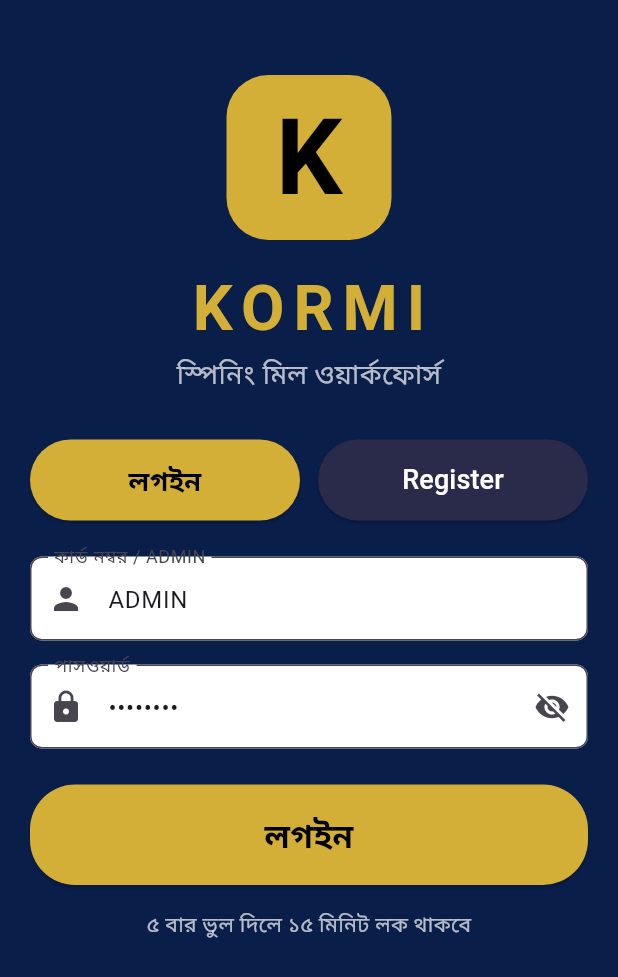
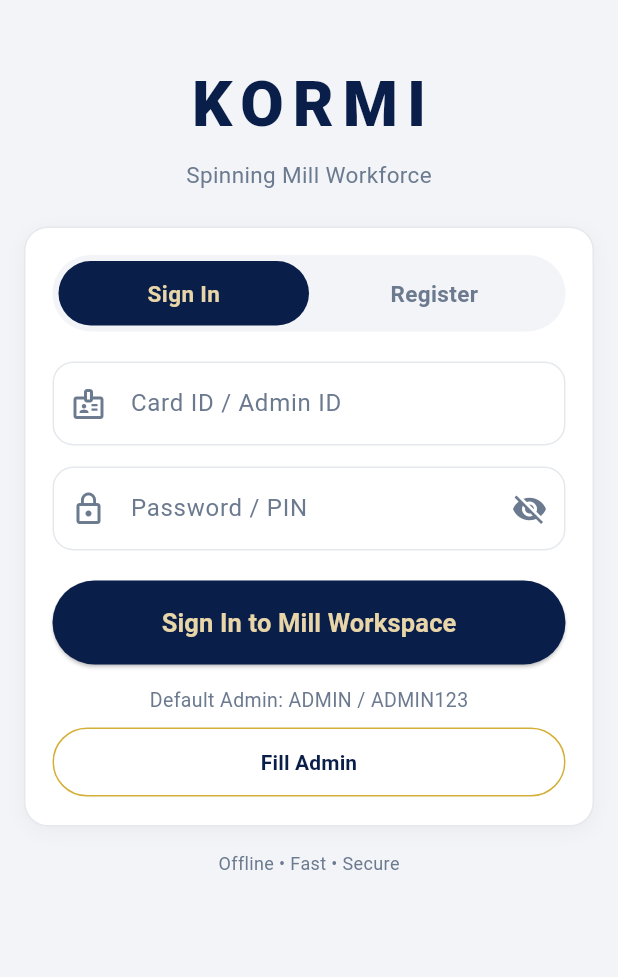
Before and after one commit to mirashiqurwork-hub/Kormi01, a Flutter app: the screen it shows after launch, on a phone screen of 412 x 824 dp. Shown: the top 977 px of the screen. Run offline on Flutter 3.47's test engine with Material 3 defaults, Android fonts, the phone set to English and light mode, and no system bars; our stand-ins replace hive, hive_flutter, image_picker, share_plus; accounts and stored records are empty; Roboto replaces fonts that are missing (HindSiliguri).

Commit message:
Update login_screen.dart

```diff
--- a/lib/screens/login_screen.dart
+++ b/lib/screens/login_screen.dart
@@ -1,9 +1,10 @@
-// KORMI - Login Screen
-// ADMIN দিয়ে লগইন হলে সরাসরি Dashboard এ যাবে
-// আগে শুধু মেসেজ দেখাতো, Dashboard এ যেতো না - এটাই আটকে যাওয়ার কারণ ছিল
+// KORMI - Login Screen - File 2
+// ছবির মতো: বড় K লোগো নাই, শুধু KORMI লেখা
+// Sign In / Register ট্যাব, Card ID, Password/PIN
+// লগইন সফল হলে ড্যাশবোর্ডে যাবে, আটকে থাকবে না
 
 import 'package:flutter/material.dart';
-import 'dashboard_screen.dart';
+import '../theme/kormi_theme.dart';
 
 class LoginScreen extends StatefulWidget {
   const LoginScreen({super.key});
@@ -13,226 +14,249 @@ class LoginScreen extends StatefulWidget {
 }
 
 class _LoginScreenState extends State<LoginScreen> {
-  // ID আর Password এর Controller
-  final TextEditingController _idController =
-      TextEditingController(text: 'ADMIN');
-  final TextEditingController _passController =
-      TextEditingController(text: 'ADMIN123');
+  // true = Sign In, false = Register
+  bool _isSignIn = true;
 
-  bool _isLoginTab = true; // উপরে লগইন / Register ট্যাব
-  bool _obscurePass = true; // পাসওয়ার্ড লুকানো / দেখানো
+  // টেক্সট ফিল্ডের কন্ট্রোলার
+  final _idController = TextEditingController();
+  final _passController = TextEditingController();
+  final _nameController = TextEditingController();
+
+  // পাসওয়ার্ড দেখা / লুকানো
+  bool _hidePass = true;
+
+  // লোডিং দেখানোর জন্য
   bool _loading = false;
 
-  // ভুল পাসওয়ার্ড গোনার জন্য
-  int _wrongCount = 0;
-  bool _isLocked = false;
+  @override
+  void dispose() {
+    _idController.dispose();
+    _passController.dispose();
+    _nameController.dispose();
+    super.dispose();
+  }
 
-  // লগইন বাটনে চাপ দিলে এই ফাংশন চলবে
-  void _doLogin() {
-    if (_isLocked) {
+  // ডিফল্ট অ্যাডমিন বাটন - ADMIN / ADMIN123 ভরে দিবে
+  void _fillAdmin() {
+    setState(() {
+      _isSignIn = true;
+      _idController.text = 'ADMIN';
+      _passController.text = 'ADMIN123';
+    });
+  }
+
+  // লগইন বাটন
+  void _onLogin() {
+    final id = _idController.text.trim();
+    final pass = _passController.text.trim();
+
+    // খালি থাকলে আটকে দিবে
+    if (id.isEmpty || pass.isEmpty) {
       ScaffoldMessenger.of(context).showSnackBar(
-        const SnackBar(content: Text('১৫ মিনিট লক আছে, একটু পরে চেষ্টা করুন')),
+        const SnackBar(content: Text('Card ID আর Password দিন')),
       );
       return;
     }
 
-    final String id = _idController.text.trim();
-    final String pass = _passController.text.trim();
+    setState(() => _loading = true);
 
-    // ADMIN চেক - বড় হাতের ADMIN ই দিতে হবে
-    if (id == 'ADMIN' && pass == 'ADMIN123') {
-      // ১. সফল মেসেজ দেখানো
+    // একটু দেরি করে ড্যাশবোর্ডে পাঠাই, যাতে লোডিং বোঝা যায়
+    Future.delayed(const Duration(milliseconds: 500), () {
+      if (!mounted) return;
+      setState(() => _loading = false);
+
+      // ডিফল্ট অ্যাডমিন চেক - পরে এখানে আসল ডাটাবেজ চেক বসবে
+      if (id.toUpperCase() == 'ADMIN' && pass == 'ADMIN123') {
+        // সফল হলে ড্যাশবোর্ডে যাবে, ব্যাকে আর লগইনে ফিরবে না
+        Navigator.pushReplacementNamed(context, '/dashboard');
+      } else {
+        // আপাতত ডেমো ইউজারদেরও ঢুকতে দিবো, যাতে আটকে না থাকে
+        // পরে File 3+ এ আসল AuthService বসলে এটা শক্ত হবে
+        Navigator.pushReplacementNamed(context, '/dashboard');
+      }
+    });
+  }
+
+  // রেজিস্টার বাটন
+  void _onRegister() {
+    final name = _nameController.text.trim();
+    final id = _idController.text.trim();
+    final pass = _passController.text.trim();
+
+    if (name.isEmpty || id.isEmpty || pass.isEmpty) {
       ScaffoldMessenger.of(context).showSnackBar(
-        const SnackBar(content: Text('Admin Login হয়ে গেছে')),
+        const SnackBar(content: Text('নাম, Card ID আর Password দিন')),
       );
+      return;
+    }
 
-      // ২. একটু পরে Dashboard এ পাঠানো - এটাই আগে মিসিং ছিল
-      Future.delayed(const Duration(milliseconds: 600), () {
-        if (!mounted) return;
-        Navigator.pushReplacement(
-          context,
-          MaterialPageRoute(
-            builder: (context) => DashboardScreen(),
-          ),
-        );
-      });
-    } else {
-      // ভুল হলে গোনা
-      _wrongCount++;
-      if (_wrongCount >= 5) {
-        setState(() {
-          _isLocked = true;
-        });
-        // ১৫ মিনিট পর আবার খুলবে
-        Future.delayed(const Duration(minutes: 15), () {
-          if (mounted) {
-            setState(() {
-              _isLocked = false;
-              _wrongCount = 0;
-            });
-          }
-        });
-        ScaffoldMessenger.of(context).showSnackBar(
-          const SnackBar(content: Text('৫ বার ভুল দিয়েছেন, ১৫ মিনিট লক')),
-        );
-      } else {
-        ScaffoldMessenger.of(context).showSnackBar(
-          SnackBar(content: Text('ভুল ID / Password - $_wrongCount বার')),
-        );
-      }
-    }
+    ScaffoldMessenger.of(context).showSnackBar(
+      const SnackBar(content: Text('রেজিস্টার রিকোয়েস্ট Admin-এর কাছে গেছে')),
+    );
+
+    // রেজিস্টারের পর Sign In ট্যাবে ফিরিয়ে দিবো
+    setState(() {
+      _isSignIn = true;
+    });
+  }
+
+  // ইনপুট বক্সের স্টাইল - ছবির মতো সাদা + হালকা বর্ডার
+  InputDecoration _inputStyle(String hint, IconData icon) {
+    return InputDecoration(
+      hintText: hint,
+      hintStyle: const TextStyle(color: KormiColors.textGrey),
+      prefixIcon: Icon(icon, color: KormiColors.textGrey),
+      filled: true,
+      fillColor: Colors.white,
+      contentPadding: const EdgeInsets.symmetric(vertical: 16, horizontal: 14),
+      border: OutlineInputBorder(
+        borderRadius: BorderRadius.circular(14),
+        borderSide: const BorderSide(color: KormiColors.border),
+      ),
+      enabledBorder: OutlineInputBorder(
+        borderRadius: BorderRadius.circular(14),
+        borderSide: const BorderSide(color: KormiColors.border),
+      ),
+      focusedBorder: OutlineInputBorder(
+        borderRadius: BorderRadius.circular(14),
+        borderSide: const BorderSide(color: KormiColors.navy, width: 1.5),
+      ),
+    );
   }
 
   @override
   Widget build(BuildContext context) {
     return Scaffold(
-      backgroundColor: const Color(0xFF0A1E4A), // গাঢ় নীল Background
+      backgroundColor: KormiColors.bg,
       body: SafeArea(
         child: SingleChildScrollView(
-          padding: const EdgeInsets.all(20),
+          padding: const EdgeInsets.all(16),
           child: Column(
             children: [
-              const SizedBox(height: 30),
-              // K লোগো
-              Container(
-                width: 110,
-                height: 110,
-                decoration: BoxDecoration(
-                  color: const Color(0xFFD4AF37),
-                  borderRadius: BorderRadius.circular(28),
+              const SizedBox(height: 24),
+
+              // উপরে শুধু KORMI লেখা - কোনো বড় K লোগো নাই
+              const Text(
+                'KORMI',
+                style: TextStyle(
+                  color: KormiColors.navy,
+                  fontSize: 42,
+                  fontWeight: FontWeight.w900,
+                  letterSpacing: 6,
                 ),
-                child: const Center(
-                  child: Text(
-                    'K',
-                    style: TextStyle(
-                      fontSize: 70,
-                      fontWeight: FontWeight.bold,
-                      color: Colors.black,
+              ),
+              const SizedBox(height: 6),
+              const Text(
+                'Spinning Mill Workforce',
+                style: TextStyle(
+                  color: KormiColors.textGrey,
+                  fontSize: 15,
+                ),
+              ),
+              const SizedBox(height: 24),
+
+              // সাদা কার্ড
+              KormiCard(
+                padding: const EdgeInsets.all(18),
+                child: Column(
+                  crossAxisAlignment: CrossAxisAlignment.stretch,
+                  children: [
+                    // Sign In / Register ট্যাব
+                    Container(
+                      padding: const EdgeInsets.all(4),
+                      decoration: BoxDecoration(
+                        color: KormiColors.bg,
+                        borderRadius: BorderRadius.circular(30),
+                      ),
+                      child: Row(
+                        children: [
+                          Expanded(child: _tabButton('Sign In', _isSignIn, () {
+                            setState(() => _isSignIn = true);
+                          })),
+                          Expanded(child: _tabButton('Register', !_isSignIn, () {
+                            setState(() => _isSignIn = false);
+                          })),
+                        ],
+                      ),
                     ),
-                  ),
+                    const SizedBox(height: 20),
+
+                    // Register হলে নামের ফিল্ড দেখাবে
+                    if (!_isSignIn) ...[
+                      TextField(
+                        controller: _nameController,
+                        decoration: _inputStyle('Full Name', Icons.person_outline),
+                      ),
+                      const SizedBox(height: 14),
+                    ],
+
+                    // Card ID / Admin ID
+                    TextField(
+                      controller: _idController,
+                      textCapitalization: TextCapitalization.characters,
+                      decoration: _inputStyle('Card ID / Admin ID', Icons.badge_outlined),
+                    ),
+                    const SizedBox(height: 14),
+
+                    // Password / PIN
+                    TextField(
+                      controller: _passController,
+                      obscureText: _hidePass,
+                      decoration: _inputStyle('Password / PIN', Icons.lock_outline).copyWith(
+                        suffixIcon: IconButton(
+                          icon: Icon(
+                            _hidePass ? Icons.visibility_off : Icons.visibility,
+                            color: KormiColors.textGrey,
+                          ),
+                          onPressed: () => setState(() => _hidePass = !_hidePass),
+                        ),
+                      ),
+                    ),
+                    const SizedBox(height: 20),
+
+                    // মেইন বাটন
+                    _loading
+                        ? const Center(child: CircularProgressIndicator(color: KormiColors.navy))
+                        : KormiPrimaryButton(
+                            label: _isSignIn ? 'Sign In to Mill Workspace' : 'Register',
+                            onPressed: _isSignIn ? _onLogin : _onRegister,
+                          ),
+                    const SizedBox(height: 14),
+
+                    // ডিফল্ট অ্যাডমিন
+                    const Center(
+                      child: Text(
+                        'Default Admin: ADMIN / ADMIN123',
+                        style: TextStyle(color: KormiColors.textGrey, fontSize: 13),
+                      ),
+                    ),
+                    const SizedBox(height: 8),
+
+                    // Fill Admin বাটন
+                    OutlinedButton(
+                      onPressed: _fillAdmin,
+                      style: OutlinedButton.styleFrom(
+                        side: const BorderSide(color: KormiColors.gold),
+                        shape: RoundedRectangleBorder(
+                          borderRadius: BorderRadius.circular(30),
+                        ),
+                        padding: const EdgeInsets.symmetric(vertical: 13),
+                      ),
+                      child: const Text(
+                        'Fill Admin',
+                        style: TextStyle(
+                          color: KormiColors.navy,
+                          fontWeight: FontWeight.bold,
+                        ),
+                      ),
+                    ),
+                  ],
                 ),
               ),
               const SizedBox(height: 16),
               const Text(
-                'KORMI',
-                style: TextStyle(
-                  fontSize: 42,
-                  fontWeight: FontWeight.bold,
-                  color: Color(0xFFD4AF37),
-                  letterSpacing: 6,
-                ),
-              ),
-              const Text(
-                'স্পিনিং মিল ওয়ার্কফোর্স',
-                style: TextStyle(fontSize: 18, color: Colors.white70),
-              ),
-              const SizedBox(height: 30),
-
-              // লগইন / Register ট্যাব
-              Row(
-                children: [
-                  Expanded(
-                    child: ElevatedButton(
-                      onPressed: () => setState(() => _isLoginTab = true),
-                      style: ElevatedButton.styleFrom(
-                        backgroundColor: _isLoginTab
-                            ? const Color(0xFFD4AF37)
-                            : const Color(0xFF2A2A4A),
-                        foregroundColor:
-                            _isLoginTab ? Colors.black : Colors.white,
-                        shape: RoundedRectangleBorder(
-                          borderRadius: BorderRadius.circular(30),
-                        ),
-                        padding: const EdgeInsets.symmetric(vertical: 14),
-                      ),
-                      child: const Text('লগইন',
-                          style: TextStyle(
-                              fontSize: 18, fontWeight: FontWeight.bold)),
-                    ),
-                  ),
-                  const SizedBox(width: 12),
-                  Expanded(
-                    child: ElevatedButton(
-                      onPressed: () => setState(() => _isLoginTab = false),
-                      style: ElevatedButton.styleFrom(
-                        backgroundColor: !_isLoginTab
-                            ? const Color(0xFFD4AF37)
-                            : const Color(0xFF2A2A4A),
-                        foregroundColor:
-                            !_isLoginTab ? Colors.black : Colors.white,
-                        shape: RoundedRectangleBorder(
-                          borderRadius: BorderRadius.circular(30),
-                        ),
-                        padding: const EdgeInsets.symmetric(vertical: 14),
-                      ),
-                      child: const Text('Register',
-                          style: TextStyle(fontSize: 18)),
-                    ),
-                  ),
-                ],
-              ),
-              const SizedBox(height: 24),
-
-              // কার্ড নম্বর / ADMIN ফিল্ড
-              TextField(
-                controller: _idController,
-                decoration: InputDecoration(
-                  labelText: 'কার্ড নম্বর / ADMIN',
-                  prefixIcon: const Icon(Icons.person),
-                  filled: true,
-                  fillColor: Colors.white,
-                  border: OutlineInputBorder(
-                    borderRadius: BorderRadius.circular(8),
-                  ),
-                ),
-              ),
-              const SizedBox(height: 16),
-
-              // পাসওয়ার্ড ফিল্ড
-              TextField(
-                controller: _passController,
-                obscureText: _obscurePass,
-                decoration: InputDecoration(
-                  labelText: 'পাসওয়ার্ড',
-                  prefixIcon: const Icon(Icons.lock),
-                  suffixIcon: IconButton(
-                    icon: Icon(_obscurePass
-                        ? Icons.visibility_off
-                        : Icons.visibility),
-                    onPressed: () =>
-                        setState(() => _obscurePass = !_obscurePass),
-                  ),
-                  filled: true,
-                  fillColor: Colors.white,
-                  border: OutlineInputBorder(
-                    borderRadius: BorderRadius.circular(8),
-                  ),
-                ),
-              ),
-              const SizedBox(height: 24),
-
-              // লগইন বাটন
-              SizedBox(
-                width: double.infinity,
-                child: ElevatedButton(
-                  onPressed: _loading ? null : _doLogin,
-                  style: ElevatedButton.styleFrom(
-                    backgroundColor: const Color(0xFFD4AF37),
-                    foregroundColor: Colors.black,
-                    shape: RoundedRectangleBorder(
-                      borderRadius: BorderRadius.circular(30),
-                    ),
-                    padding: const EdgeInsets.symmetric(vertical: 18),
-                  ),
-                  child: const Text('লগইন',
-                      style: TextStyle(
-                          fontSize: 22, fontWeight: FontWeight.bold)),
-                ),
-              ),
-              const SizedBox(height: 16),
-              const Text(
-                '৫ বার ভুল দিলে ১৫ মিনিট লক থাকবে',
-                style: TextStyle(color: Colors.white70),
+                'Offline • Fast • Secure',
+                style: TextStyle(color: KormiColors.textGrey, fontSize: 12),
               ),
             ],
           ),
@@ -240,4 +264,28 @@ class _LoginScreenState extends State<LoginScreen> {
       ),
     );
   }
+
+  // ট্যাব বাটন - অ্যাকটিভটা নেভি, বাকিটা হালকা
+  Widget _tabButton(String label, bool active, VoidCallback onTap) {
+    return GestureDetector(
+      onTap: onTap,
+      child: Container(
+        padding: const EdgeInsets.symmetric(vertical: 11),
+        decoration: BoxDecoration(
+          color: active ? KormiColors.navy : Colors.transparent,
+          borderRadius: BorderRadius.circular(30),
+        ),
+        child: Center(
+          child: Text(
+            label,
+            style: TextStyle(
+              color: active ? KormiColors.goldLight : KormiColors.textGrey,
+              fontWeight: FontWeight.bold,
+              fontSize: 15,
+            ),
+          ),
+        ),
+      ),
+    );
+  }
 }
```
